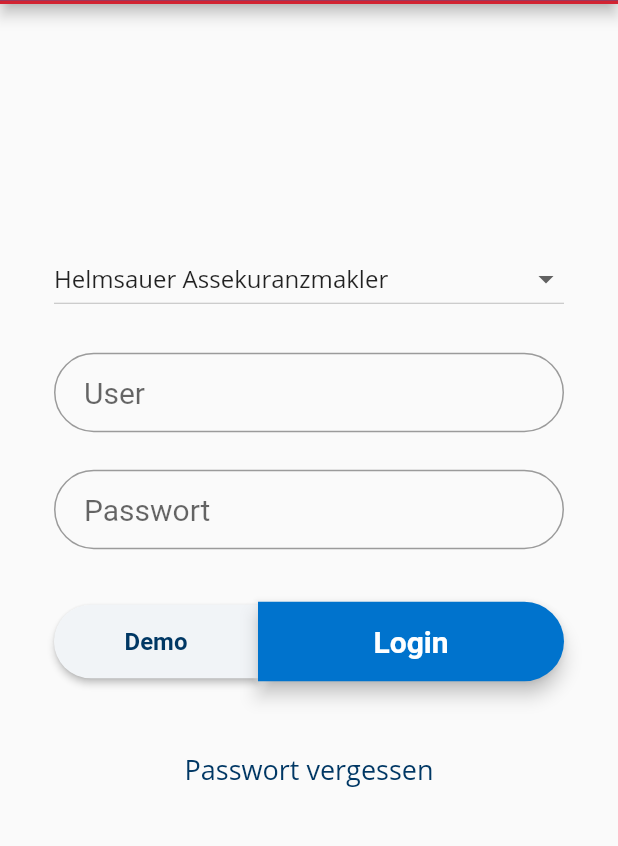
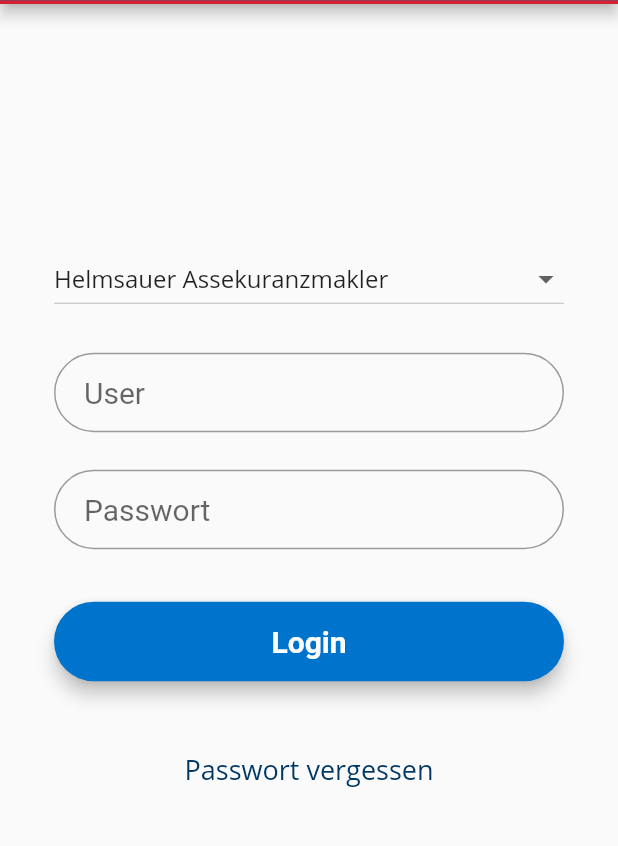
Before and after one commit to zitachera/myhelmsauer, a Flutter app: the screen it shows after launch, on a phone screen of 412 x 824 dp, the part 161-1007 px from its top. Run offline on Flutter 3.47's test engine with Material 2 defaults, Android fonts, the phone set to English and light mode, and no system bars; our stand-ins replace file_picker, flutter_secure_storage, flutter_svg, geolocator, image_picker, package_info_plus; missing offline and left inert: pdf_render; Roboto replaces fonts that are missing (Montserrat).

Commit message:
Demobutton deaktiviert.

```diff
--- a/app/lib/pages/login.dart
+++ b/app/lib/pages/login.dart
@@ -184,10 +184,7 @@ class _LoginFormState extends State<_LoginForm> {
 
     final loginButton = MaterialButton(
       shape: RoundedRectangleBorder(
-        borderRadius: BorderRadius.only(
-          bottomRight: Radius.circular(30),
-          topRight: Radius.circular(30),
-        ),
+        borderRadius: BorderRadius.all(Radius.circular(30)),
       ),
       elevation: 5.0,
       color: helmsauerBlau,
@@ -201,29 +198,29 @@ class _LoginFormState extends State<_LoginForm> {
       ),
     );
 
-    final demoButton = MaterialButton(
-      shape: RoundedRectangleBorder(
-        borderRadius: BorderRadius.only(
-          bottomLeft: Radius.circular(30),
-          topLeft: Radius.circular(30),
-        ),
-      ),
-      color: Color.fromARGB(255, 241, 244, 247),
-      elevation: 2.0,
-      minWidth: MediaQuery.of(context).size.width,
-      padding: EdgeInsets.fromLTRB(20.0, 15.0, 20.0, 15.0),
-      onPressed: () => login("maxmustermann", "ad45XV78?", "hk"),
-      child: Text(
-        "Demo",
-        textAlign: TextAlign.center,
-        style: style.copyWith(
-          color: dunklesBlau,
-          fontSize: 16,
-        ),
-        overflow: TextOverflow.ellipsis,
-        maxLines: 1,
-      ),
-    );
+    // final demoButton = MaterialButton(
+    //   shape: RoundedRectangleBorder(
+    //     borderRadius: BorderRadius.only(
+    //       bottomLeft: Radius.circular(30),
+    //       topLeft: Radius.circular(30),
+    //     ),
+    //   ),
+    //   color: Color.fromARGB(255, 241, 244, 247),
+    //   elevation: 2.0,
+    //   minWidth: MediaQuery.of(context).size.width,
+    //   padding: EdgeInsets.fromLTRB(20.0, 15.0, 20.0, 15.0),
+    //   onPressed: () => login("maxmustermann", "ad45XV78?", "hk"),
+    //   child: Text(
+    //     "Demo",
+    //     textAlign: TextAlign.center,
+    //     style: style.copyWith(
+    //       color: dunklesBlau,
+    //       fontSize: 16,
+    //     ),
+    //     overflow: TextOverflow.ellipsis,
+    //     maxLines: 1,
+    //   ),
+    // );
 
     final remind = MaterialButton(
       child: Text(
@@ -252,18 +249,19 @@ class _LoginFormState extends State<_LoginForm> {
             SizedBox(height: 25.0),
             passwordField,
             SizedBox(height: 35.0),
-            Row(
-              children: [
-                Expanded(
-                  child: demoButton,
-                  flex: 2,
-                ),
-                Expanded(
-                  child: loginButton,
-                  flex: 3,
-                ),
-              ],
-            ),
+            loginButton,
+            // Row(
+            //   children: [
+            //     Expanded(
+            //       child: demoButton,
+            //       flex: 2,
+            //     ),
+            //     Expanded(
+            //       child: loginButton,
+            //       flex: 3,
+            //     ),
+            //   ],
+            // ),
             SizedBox(height: 35.0),
             remind,
             SizedBox(height: 50.0),
```
